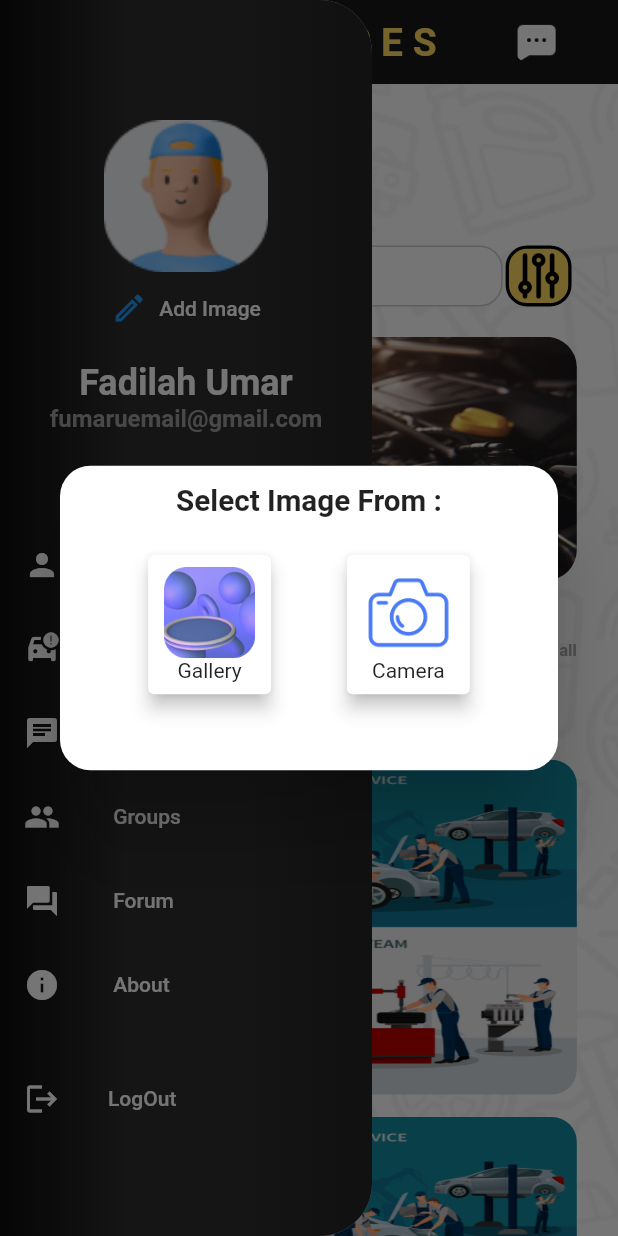
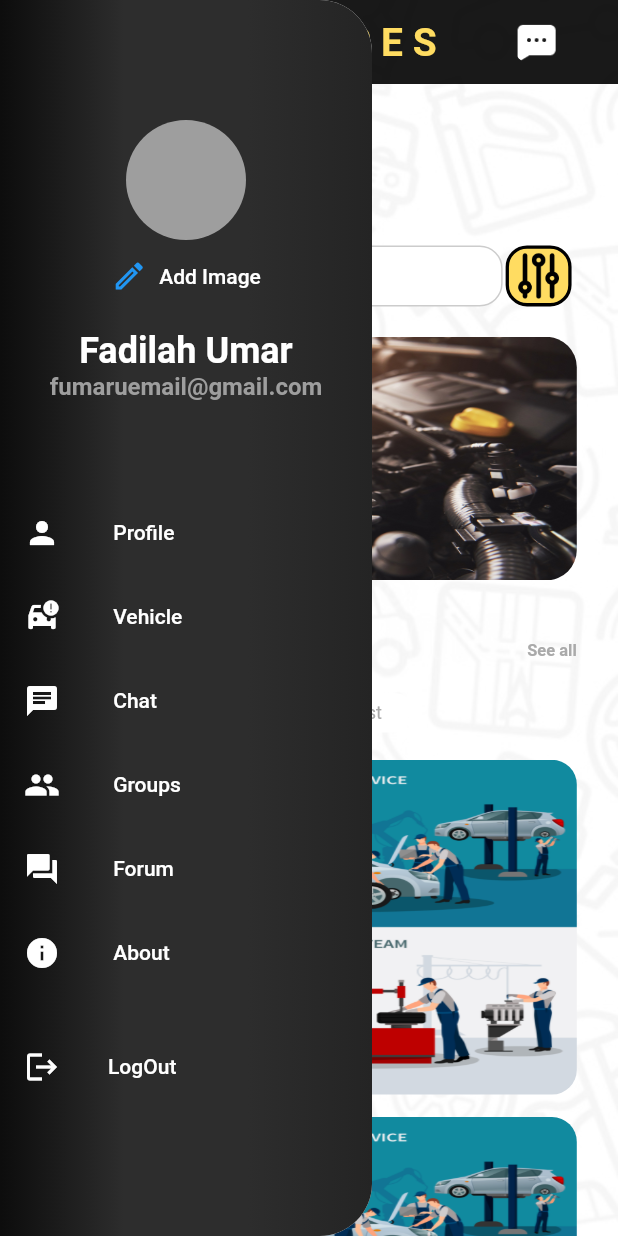
Before and after one commit to Fumaru02/AutoBeresBLoc, a Flutter app: the HomePage screen opened by its route, in the side drawer, after a tap on "Add Image", on a phone screen of 412 x 824 dp. Run offline on Flutter 3.47's test engine with Material 2 defaults, Android fonts, the phone set to English and light mode, and no system bars; drawn by our look-alikes of dots_indicator; our stand-ins replace bloc, cloud_firestore, dio, equatable, firebase_auth, firebase_core and 11 more; accounts and stored records are empty; Roboto replaces fonts that are missing (Avenir, DeliciousHandrawn).

Commit message:
fixed image upload to fireStorage v001

```diff
--- a/lib/pages/home/screen/home_page.dart
+++ b/lib/pages/home/screen/home_page.dart
@@ -4,16 +4,18 @@ import 'package:bloc_flutter/common/entities/chat.dart';
 import 'package:bloc_flutter/common/values/colors.dart';
 import 'package:bloc_flutter/pages/home/bloc/home_page_bloc.dart';
 import 'package:bloc_flutter/pages/home/bloc/home_page_states.dart';
-import 'package:bloc_flutter/pages/home/home_page_controller.dart';
 import 'package:bloc_flutter/pages/home/screen/chat.dart';
 import 'package:bloc_flutter/pages/home/widgets/home_page_widgets.dart';
 import 'package:bloc_flutter/pages/home/widgets/reusable_background.dart';
 import 'package:firebase_auth/firebase_auth.dart';
 import 'package:firebase_storage/firebase_storage.dart';
 import 'package:flutter/material.dart';
+import 'package:flutter/services.dart';
 import 'package:flutter_bloc/flutter_bloc.dart';
 import 'package:flutter_screenutil/flutter_screenutil.dart';
 import 'package:image_picker/image_picker.dart';
+import 'package:path_provider/path_provider.dart';
+import 'package:path/path.dart';
 
 class HomePage extends StatefulWidget {
   const HomePage({super.key});
@@ -23,8 +25,28 @@ class HomePage extends StatefulWidget {
 }
 
 class _HomePageState extends State<HomePage> {
-  String selectedImagePath = '';
-  String imageURL = '';
+  File? _pickedImageFile;
+
+  void _pickImage() async {
+    final pickedImage = await ImagePicker()
+        .pickImage(source: ImageSource.camera, imageQuality: 50, maxWidth: 150);
+    if (pickedImage == null) {
+      return;
+    }
+
+    setState(() {
+      _pickedImageFile = File(pickedImage.path);
+    });
+    final user = FirebaseAuth.instance.currentUser!;
+    final storageRef = FirebaseStorage.instance
+        .ref()
+        .child('user_image')
+        .child('${user.uid}.jpg');
+    await storageRef.putFile(_pickedImageFile!);
+    final imageUrl = await storageRef.getDownloadURL();
+    print(imageUrl);
+  }
+
   @override
   Widget build(BuildContext context) {
     return Container(
@@ -103,27 +125,14 @@ class _HomePageState extends State<HomePage> {
                   child: Column(
                     mainAxisAlignment: MainAxisAlignment.center,
                     children: [
-                      ClipRRect(
-                        borderRadius: BorderRadius.circular(20),
-                        child: selectedImagePath == ''
-                            ? Image.asset(
-                                'assets/icons/img.png',
-                                height: 100.h,
-                                width: 100.w,
-                                fit: BoxFit.fill,
-                              )
-                            : Image.file(
-                                File(selectedImagePath),
-                                height: 100.h,
-                                width: 100.w,
-                                fit: BoxFit.fill,
-                              ),
-                      ),
+                      CircleAvatar(
+                          radius: 40,
+                          backgroundColor: Colors.grey,
+                          foregroundImage: _pickedImageFile != null
+                              ? FileImage(_pickedImageFile!)
+                              : null),
                       TextButton.icon(
-                        onPressed: () async {
-                          selectImage();
-                          setState(() {});
-                        },
+                        onPressed: _pickImage,
                         label: const Text(
                           'Add Image',
                           style: TextStyle(color: Colors.white),
@@ -237,102 +246,4 @@ class _HomePageState extends State<HomePage> {
       ),
     );
   }
-
-  Future selectImage() {
-    return showDialog(
-      context: context,
-      builder: (context) {
-        return Dialog(
-          shape:
-              RoundedRectangleBorder(borderRadius: BorderRadius.circular(20.h)),
-          child: SizedBox(
-            height: 200.h,
-            child: Padding(
-              padding: EdgeInsets.all(12.h),
-              child: Column(
-                children: [
-                  Text(
-                    'Select Image From :',
-                    style:
-                        TextStyle(fontSize: 18.sp, fontWeight: FontWeight.bold),
-                  ),
-                  SizedBox(
-                    height: 20.h,
-                  ),
-                  Row(
-                    mainAxisAlignment: MainAxisAlignment.spaceEvenly,
-                    children: [
-                      InkWell(
-                        onTap: () async {
-                          selectedImagePath = await selectedImageFromGallery();
-                          if (selectedImagePath != '') {
-                            Navigator.pop(context);
-                            setState(() {});
-                          } else {
-                            ScaffoldMessenger.of(context).showSnackBar(
-                              const SnackBar(
-                                content: Text('No image selected !'),
-                              ),
-                            );
-                          }
-                        },
-                        child: Card(
-                          elevation: 5,
-                          child: Padding(
-                            padding: const EdgeInsets.all(8),
-                            child: Column(
-                              children: [
-                                Image.asset(
-                                  'assets/images/gallery.png',
-                                  height: 60.h,
-                                  width: 60.w,
-                                ),
-                                const Text('Gallery')
-                              ],
-                            ),
-                          ),
-                        ),
-                      ),
-                      InkWell(
-                        onTap: () {
-                          HomePageController(context: context)
-                              .handleImagePickerWithCamera();
-                        },
-                        child: Card(
-                          elevation: 5,
-                          child: Padding(
-                            padding: const EdgeInsets.all(8),
-                            child: Column(
-                              children: [
-                                Image.asset(
-                                  'assets/icons/photo.png',
-                                  height: 60.h,
-                                  width: 60.w,
-                                ),
-                                const Text('Camera')
-                              ],
-                            ),
-                          ),
-                        ),
-                      ),
-                    ],
-                  )
-                ],
-              ),
-            ),
-          ),
-        );
-      },
-    );
-  }
-
-  selectedImageFromGallery() async {
-    XFile? file = await ImagePicker().pickImage(
-        source: ImageSource.gallery, imageQuality: 50, maxWidth: 150.w);
-    if (file != null) {
-      return file.path;
-    } else {
-      return '';
-    }
-  }
 }
--- a/pubspec.yaml
+++ b/pubspec.yaml
@@ -57,6 +57,7 @@ dependencies:
   firebase_storage: ^11.2.1
   image_picker: ^0.8.7+5
   firebase_messaging: ^14.6.2
+  path_provider: ^2.0.15
 
 flutter_native_splash:
   color: "#1c1c1c"
```
Also changed, not shown: lib/common/utils/notification.dart (added, +29 -0 lines), lib/pages/home/screen/chat.dart (+10 -0 lines), assets/splash.png.png, lib/pages/home/bloc/chat_bloc.dart (added), lib/pages/home/bloc/chat_event.dart (added), lib/pages/home/bloc/chat_states.dart (added), pubspec.lock.
